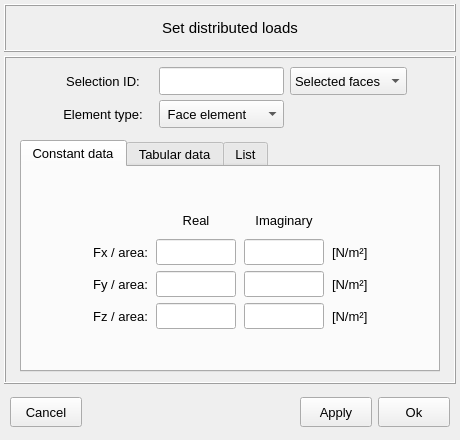
Above: vibra/interface/data/ui_files/model/structural/excitations/distributed_loads_inputs.ui from MOPT-UFSC/VIBRA before the change. Below: the same form after it.
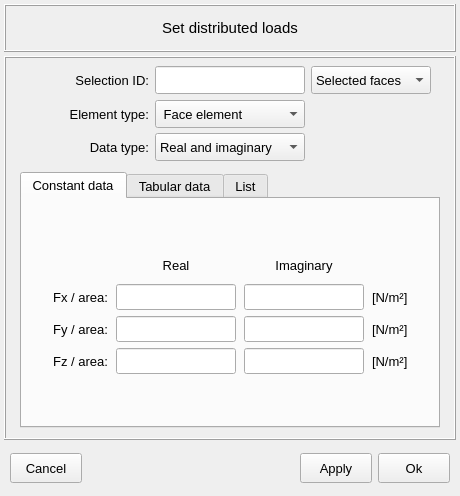
That is the form after the change. Icons and pictures are not drawn.

Commit message: Refactor the structural model excitations to include amplitude/phase input values

```diff
--- a/vibra/interface/data/ui_files/model/structural/excitations/distributed_loads_inputs.ui
+++ b/vibra/interface/data/ui_files/model/structural/excitations/distributed_loads_inputs.ui
@@ -10,7 +10,7 @@
     <x>0</x>
     <y>0</y>
     <width>460</width>
-    <height>440</height>
+    <height>496</height>
    </rect>
   </property>
   <property name="sizePolicy">
@@ -87,29 +87,26 @@
        <number>2</number>
       </property>
       <property name="topMargin">
+       <number>6</number>
+      </property>
+      <property name="rightMargin">
+       <number>2</number>
+      </property>
+      <property name="bottomMargin">
+       <number>2</number>
+      </property>
+      <property name="horizontalSpacing">
+       <number>2</number>
+      </property>
+      <property name="verticalSpacing">
        <number>4</number>
       </property>
-      <property name="rightMargin">
-       <number>2</number>
-      </property>
-      <property name="bottomMargin">
-       <number>2</number>
-      </property>
-      <property name="spacing">
-       <number>2</number>
-      </property>
       <item row="0" column="0">
        <widget class="QFrame" name="frame_4">
         <property name="minimumSize">
          <size>
-          <width>360</width>
-          <height>72</height>
-         </size>
-        </property>
-        <property name="maximumSize">
-         <size>
-          <width>16777215</width>
-          <height>72</height>
+          <width>0</width>
+          <height>100</height>
          </size>
         </property>
         <property name="frameShape">
@@ -120,47 +117,120 @@
         </property>
         <layout class="QGridLayout" name="gridLayout_5">
          <property name="leftMargin">
-          <number>2</number>
+          <number>4</number>
          </property>
          <property name="topMargin">
           <number>2</number>
          </property>
          <property name="rightMargin">
-          <number>2</number>
+          <number>4</number>
          </property>
          <property name="bottomMargin">
-          <number>2</number>
+          <number>4</number>
          </property>
-         <property name="horizontalSpacing">
-          <number>6</number>
-         </property>
-         <property name="verticalSpacing">
-          <number>2</number>
-         </property>
-         <item row="0" column="0">
-          <spacer name="horizontalSpacer_6">
-           <property name="orientation">
-            <enum>Qt::Orientation::Horizontal</enum>
+         <item row="0" column="1">
+          <widget class="QLabel" name="label_6">
+           <property name="minimumSize">
+            <size>
+             <width>120</width>
+             <height>28</height>
+            </size>
            </property>
-           <property name="sizeHint" stdset="0">
+           <property name="maximumSize">
             <size>
-             <width>40</width>
-             <height>20</height>
+             <width>120</width>
+             <height>28</height>
             </size>
            </property>
-          </spacer>
+           <property name="font">
+            <font>
+             <family>MS Shell Dlg 2</family>
+             <pointsize>10</pointsize>
+             <italic>false</italic>
+             <bold>false</bold>
+            </font>
+           </property>
+           <property name="text">
+            <string>Selection ID:</string>
+           </property>
+           <property name="alignment">
+            <set>Qt::AlignmentFlag::AlignRight|Qt::AlignmentFlag::AlignTrailing|Qt::AlignmentFlag::AlignVCenter</set>
+           </property>
+          </widget>
+         </item>
+         <item row="2" column="1">
+          <widget class="QLabel" name="label_7">
+           <property name="minimumSize">
+            <size>
+             <width>120</width>
+             <height>28</height>
+            </size>
+           </property>
+           <property name="maximumSize">
+            <size>
+             <width>120</width>
+             <height>28</height>
+            </size>
+           </property>
+           <property name="font">
+            <font>
+             <family>MS Shell Dlg 2</family>
+             <pointsize>10</pointsize>
+             <italic>false</italic>
+             <bold>false</bold>
+            </font>
+           </property>
+           <property name="text">
+            <string>Data type:</string>
+           </property>
+           <property name="alignment">
+            <set>Qt::AlignmentFlag::AlignRight|Qt::AlignmentFlag::AlignTrailing|Qt::AlignmentFlag::AlignVCenter</set>
+           </property>
+          </widget>
+         </item>
+         <item row="2" column="2">
+          <widget class="QComboBox" name="comboBox_data_type">
+           <property name="minimumSize">
+            <size>
+             <width>150</width>
+             <height>28</height>
+            </size>
+           </property>
+           <property name="maximumSize">
+            <size>
+             <width>150</width>
+             <height>28</height>
+            </size>
+           </property>
+           <property name="font">
+            <font>
+             <pointsize>10</pointsize>
+             <bold>false</bold>
+            </font>
+           </property>
+           <item>
+            <property name="text">
+             <string>Real and imaginary</string>
+            </property>
+           </item>
+           <item>
+            <property name="text">
+             <string>Amplitude and phase</string>
+            </property>
+           </item>
+          </widget>
          </item>
          <item row="0" column="2">
           <widget class="QLineEdit" name="lineEdit_selection_id">
            <property name="minimumSize">
             <size>
-             <width>120</width>
+             <width>150</width>
              <height>28</height>
             </size>
            </property>
            <property name="maximumSize">
             <size>
-             <width>140</width>
+             <width>150</width>
              <height>28</height>
             </size>
            </property>
@@ -183,90 +253,17 @@
            </property>
           </widget>
          </item>
-         <item row="0" column="4">
-          <spacer name="horizontalSpacer_9">
-           <property name="orientation">
-            <enum>Qt::Orientation::Horizontal</enum>
-           </property>
-           <property name="sizeHint" stdset="0">
-            <size>
-             <width>40</width>
-             <height>20</height>
-            </size>
-           </property>
-          </spacer>
-         </item>
-         <item row="0" column="1">
-          <widget class="QLabel" name="label_2">
-           <property name="minimumSize">
-            <size>
-             <width>100</width>
-             <height>28</height>
-            </size>
-           </property>
-           <property name="maximumSize">
-            <size>
-             <width>100</width>
-             <height>28</height>
-            </size>
-           </property>
-           <property name="font">
-            <font>
-             <family>MS Shell Dlg 2</family>
-             <pointsize>10</pointsize>
-             <italic>false</italic>
-             <bold>false</bold>
-            </font>
-           </property>
-           <property name="text">
-            <string>Selection ID:</string>
-           </property>
-           <property name="alignment">
-            <set>Qt::AlignmentFlag::AlignCenter</set>
-           </property>
-          </widget>
-         </item>
-         <item row="1" column="1">
-          <widget class="QLabel" name="label_3">
-           <property name="minimumSize">
-            <size>
-             <width>100</width>
-             <height>28</height>
-            </size>
-           </property>
-           <property name="maximumSize">
-            <size>
-             <width>100</width>
-             <height>28</height>
-            </size>
-           </property>
-           <property name="font">
-            <font>
-             <family>MS Shell Dlg 2</family>
-             <pointsize>10</pointsize>
-             <italic>false</italic>
-             <bold>false</bold>
-            </font>
-           </property>
-           <property name="text">
-            <string>Element type:</string>
-           </property>
-           <property name="alignment">
-            <set>Qt::AlignmentFlag::AlignCenter</set>
-           </property>
-          </widget>
-         </item>
          <item row="1" column="2">
           <widget class="QComboBox" name="comboBox_element_type">
            <property name="minimumSize">
             <size>
-             <width>120</width>
+             <width>150</width>
              <height>28</height>
             </size>
            </property>
            <property name="maximumSize">
             <size>
-             <width>140</width>
+             <width>150</width>
              <height>28</height>
             </size>
            </property>
@@ -288,17 +285,47 @@
            </item>
           </widget>
          </item>
+         <item row="1" column="1">
+          <widget class="QLabel" name="label_5">
+           <property name="minimumSize">
+            <size>
+             <width>120</width>
+             <height>28</height>
+            </size>
+           </property>
+           <property name="maximumSize">
+            <size>
+             <width>120</width>
+             <height>28</height>
+            </size>
+           </property>
+           <property name="font">
+            <font>
+             <family>MS Shell Dlg 2</family>
+             <pointsize>10</pointsize>
+             <italic>false</italic>
+             <bold>false</bold>
+            </font>
+           </property>
+           <property name="text">
+            <string>Element type:</string>
+           </property>
+           <property name="alignment">
+            <set>Qt::AlignmentFlag::AlignRight|Qt::AlignmentFlag::AlignTrailing|Qt::AlignmentFlag::AlignVCenter</set>
+           </property>
+          </widget>
+         </item>
          <item row="0" column="3">
           <widget class="QComboBox" name="comboBox_assignment_type">
            <property name="minimumSize">
             <size>
-             <width>0</width>
+             <width>120</width>
              <height>28</height>
             </size>
            </property>
            <property name="maximumSize">
             <size>
-             <width>16777215</width>
+             <width>120</width>
              <height>28</height>
             </size>
            </property>
@@ -325,6 +352,32 @@
            </item>
           </widget>
          </item>
+         <item row="0" column="0">
+          <spacer name="horizontalSpacer_5">
+           <property name="orientation">
+            <enum>Qt::Orientation::Horizontal</enum>
+           </property>
+           <property name="sizeHint" stdset="0">
+            <size>
+             <width>40</width>
+             <height>20</height>
+            </size>
+           </property>
+          </spacer>
+         </item>
+         <item row="0" column="4">
+          <spacer name="horizontalSpacer_6">
+           <property name="orientation">
+            <enum>Qt::Orientation::Horizontal</enum>
+           </property>
+           <property name="sizeHint" stdset="0">
+            <size>
+             <width>40</width>
+             <height>20</height>
+            </size>
+           </property>
+          </spacer>
+         </item>
         </layout>
        </widget>
       </item>
@@ -349,7 +402,7 @@
          <property name="bottomMargin">
           <number>8</number>
          </property>
-         <item row="0" column="0">
+         <item row="1" column="0">
           <widget class="QTabWidget" name="tabWidget_main">
            <property name="minimumSize">
             <size>
@@ -467,13 +520,13 @@
                  <widget class="QLineEdit" name="lineEdit_real_Fx">
                   <property name="minimumSize">
                    <size>
-                    <width>80</width>
+                    <width>120</width>
                     <height>26</height>
                    </size>
                   </property>
                   <property name="maximumSize">
                    <size>
-                    <width>80</width>
+                    <width>120</width>
                     <height>26</height>
                    </size>
                   </property>
@@ -500,13 +553,13 @@
                  <widget class="QLineEdit" name="lineEdit_imag_Fx">
                   <property name="minimumSize">
                    <size>
-                    <width>80</width>
+                    <width>120</width>
                     <height>26</height>
                    </size>
                   </property>
                   <property name="maximumSize">
                    <size>
-                    <width>80</width>
+                    <width>120</width>
                     <height>26</height>
                    </size>
                   </property>
@@ -536,7 +589,7 @@
                   </property>
                   <property name="maximumSize">
                    <size>
-                    <width>80</width>
+                    <width>16777215</width>
                     <height>26</height>
                    </size>
                   </property>
@@ -566,7 +619,7 @@
                   </property>
                   <property name="maximumSize">
                    <size>
-                    <width>80</width>
+                    <width>16777215</width>
                     <height>26</height>
                    </size>
                   </property>
@@ -676,13 +729,13 @@
                  <widget class="QLineEdit" name="lineEdit_real_Fy">
                   <property name="minimumSize">
                    <size>
-                    <width>80</width>
+                    <width>120</width>
                     <height>26</height>
                    </size>
                   </property>
                   <property name="maximumSize">
                    <size>
-                    <width>80</width>
+                    <width>120</width>
                     <height>26</height>
                    </size>
                   </property>
@@ -739,13 +792,13 @@
                  <widget class="QLineEdit" name="lineEdit_imag_Fy">
                   <property name="minimumSize">
                    <size>
-                    <width>80</width>
+                    <width>120</width>
                     <height>26</height>
                    </size>
                   </property>
                   <property name="maximumSize">
                    <size>
-                    <width>80</width>
+                    <width>120</width>
                     <height>26</height>
                    </size>
                   </property>
@@ -769,13 +822,13 @@
                  <widget class="QLineEdit" name="lineEdit_real_Fz">
                   <property name="minimumSize">
                    <size>
-                    <width>80</width>
+                    <width>120</width>
                     <height>26</height>
                    </size>
                   </property>
                   <property name="maximumSize">
                    <size>
-                    <width>80</width>
+                    <width>120</width>
                     <height>26</height>
                    </size>
                   </property>
@@ -802,13 +855,13 @@
                  <widget class="QLineEdit" name="lineEdit_imag_Fz">
                   <property name="minimumSize">
                    <size>
-                    <width>80</width>
+                    <width>120</width>
                     <height>26</height>
                    </size>
                   </property>
                   <property name="maximumSize">
                    <size>
-                    <width>80</width>
+                    <width>120</width>
                     <height>26</height>
                    </size>
                   </property>
```
Left out of the diff: 432 changed lines with no effect on the pictures. The commit also changes 9 other files.
